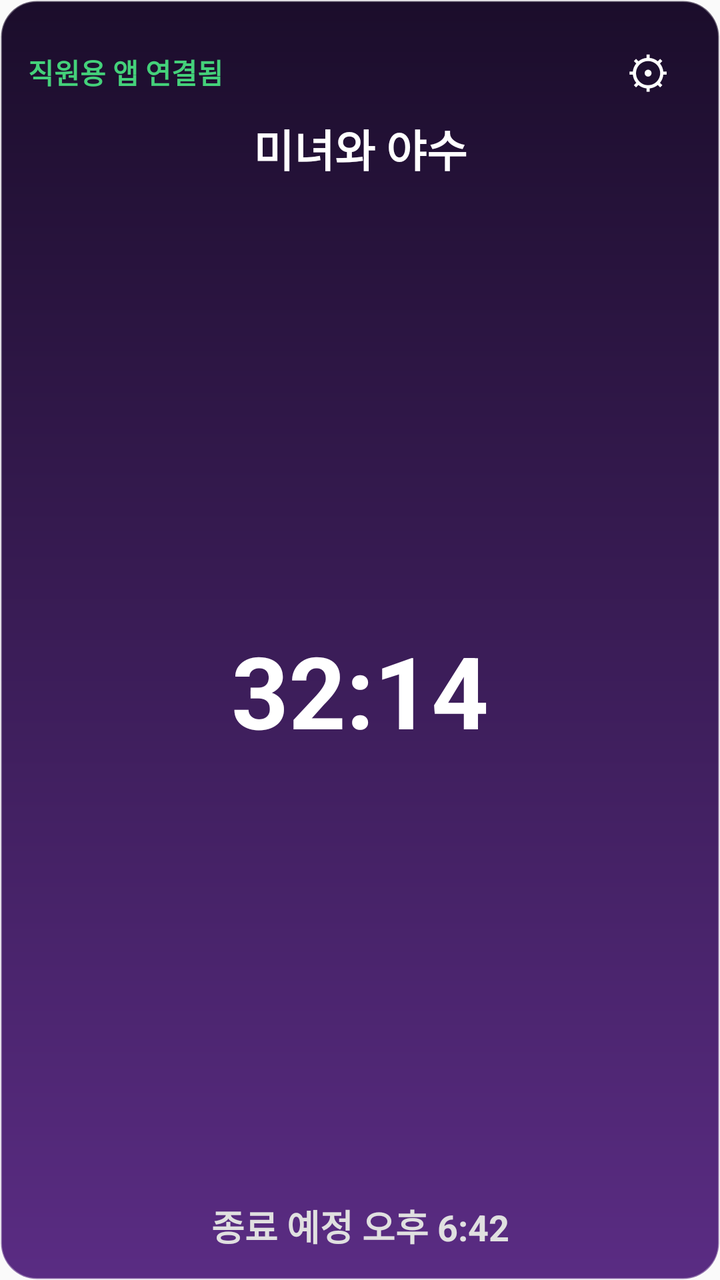
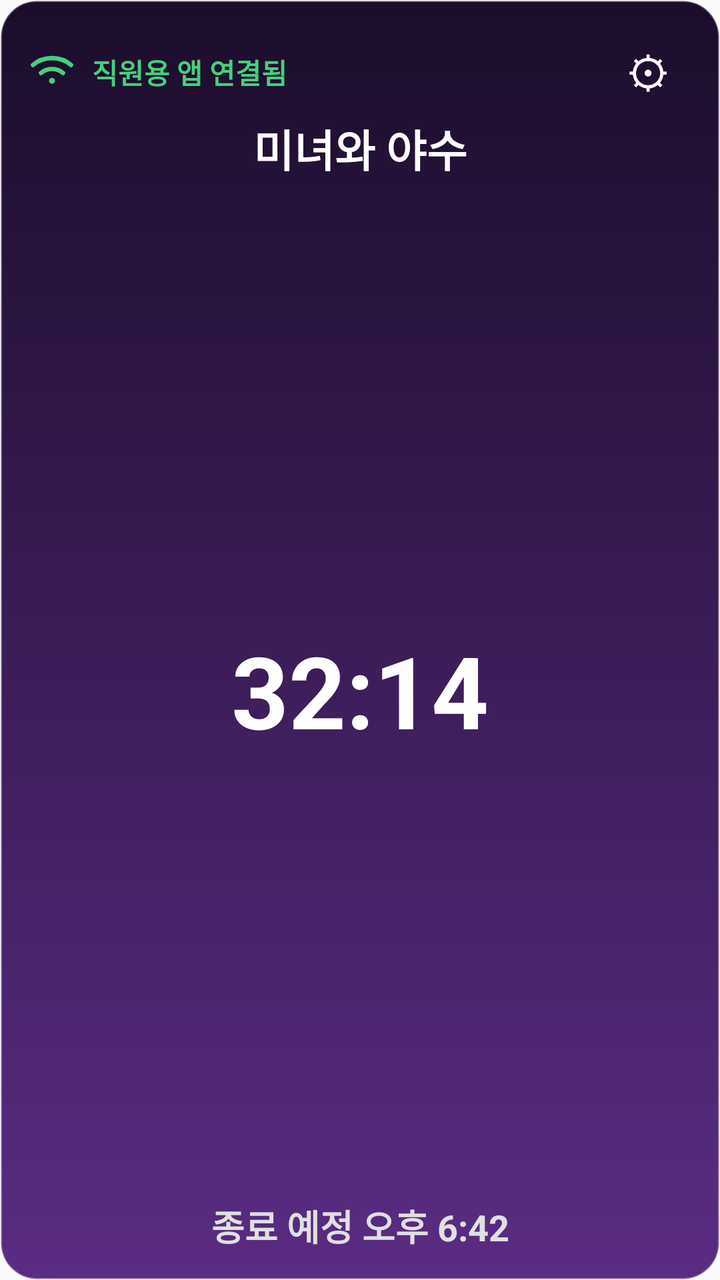

Compare the two renders of this Android layout. The source of the first and the diff that turns it into the second are given below.
<!-- AndroidManifest.xml: application theme Theme.EscapeRoomTimer -->
<!-- res/layout/widget_display_room.xml -->
<?xml version="1.0" encoding="utf-8"?>
<LinearLayout xmlns:android="http://schemas.android.com/apk/res/android"
    android:id="@+id/display_widget_root"
    android:layout_width="match_parent"
    android:layout_height="match_parent"
    android:background="@drawable/widget_bg_purple_100"
    android:orientation="vertical"
    android:padding="14dp">

    <LinearLayout
        android:layout_width="match_parent"
        android:layout_height="wrap_content"
        android:gravity="center_vertical"
        android:orientation="horizontal">
        <TextView
            android:id="@+id/display_widget_connection"
            android:layout_width="0dp"
            android:layout_height="wrap_content"
            android:layout_weight="1"
            android:text="직원용 앱 연결됨"
            android:textColor="#44D17A"
            android:textSize="14sp"
            android:textStyle="bold" />
        <TextView
            android:id="@+id/display_widget_settings"
            android:layout_width="44dp"
            android:layout_height="44dp"
            android:gravity="center"
            android:text="⚙"
            android:textColor="#FFFFFF"
            android:textSize="22sp" />
    </LinearLayout>

    <LinearLayout
        android:id="@+id/display_widget_content"
        android:layout_width="match_parent"
        android:layout_height="0dp"
        android:layout_weight="1"
        android:gravity="center_horizontal"
        android:orientation="vertical">

        <TextView
            android:id="@+id/display_widget_room_name"
            android:layout_width="match_parent"
            android:layout_height="wrap_content"
            android:ellipsize="end"
            android:gravity="center"
            android:maxLines="1"
            android:text="미녀와 야수"
            android:textColor="#FFFFFF"
            android:textSize="22sp"
            android:textStyle="bold" />

        <TextView
            android:id="@+id/display_widget_time"
            android:layout_width="match_parent"
            android:layout_height="0dp"
            android:layout_weight="1"
            android:gravity="center"
            android:text="32:14"
            android:textColor="#FFFFFF"
            android:textSize="50sp"
            android:textStyle="bold" />

        <TextView
            android:id="@+id/display_widget_end"
            android:layout_width="match_parent"
            android:layout_height="wrap_content"
            android:gravity="center"
            android:text="종료 예정 오후 6:42"
            android:textColor="#E0E0E0"
            android:textSize="18sp"
            android:textStyle="bold" />
    </LinearLayout>
</LinearLayout>
<!-- resources referenced by this layout -->
<resources>
  <!-- drawable widget_bg_purple_100 (drawable) -->
  <?xml version="1.0" encoding="utf-8"?>
  <shape xmlns:android="http://schemas.android.com/apk/res/android" android:shape="rectangle">
      <gradient android:angle="270" android:startColor="#FF1B0D2B" android:endColor="#FF5A2C83" />
      <corners android:radius="18dp" />
      <stroke android:width="1dp" android:color="#55FFFFFF" />
  </shape>
  <style name="Theme.EscapeRoomTimer" parent="android:Theme.Material.Light.NoActionBar" />
</resources>

<!-- the commit's change to res/layout/widget_display_room.xml (unified diff, before → after) -->
@@ -12,6 +12,14 @@
         android:layout_height="wrap_content"
         android:gravity="center_vertical"
         android:orientation="horizontal">
+        <ImageView
+            android:id="@+id/display_widget_connection_icon"
+            android:layout_width="24dp"
+            android:layout_height="24dp"
+            android:layout_marginEnd="8dp"
+            android:contentDescription="연결 상태"
+            android:src="@drawable/ic_widget_wifi_connected" />
+
         <TextView
             android:id="@+id/display_widget_connection"
             android:layout_width="0dp"
<!-- resource entries referenced after the edit -->
@@ -1,5 +1,28 @@
 <!-- resources referenced by this layout -->
 <resources>
+  <!-- drawable ic_widget_wifi_connected (drawable) -->
+  <?xml version="1.0" encoding="utf-8"?>
+  <vector xmlns:android="http://schemas.android.com/apk/res/android"
+      android:width="24dp"
+      android:height="24dp"
+      android:viewportWidth="24"
+      android:viewportHeight="24">
+      <path
+          android:fillColor="@android:color/transparent"
+          android:pathData="M2.5,8.5C7.7,3.9 16.3,3.9 21.5,8.5"
+          android:strokeColor="#44D17A"
+          android:strokeLineCap="round"
+          android:strokeWidth="2.2" />
+      <path
+          android:fillColor="@android:color/transparent"
+          android:pathData="M6.5,12.5C9.6,9.8 14.4,9.8 17.5,12.5"
+          android:strokeColor="#44D17A"
+          android:strokeLineCap="round"
+          android:strokeWidth="2.2" />
+      <path
+          android:fillColor="#44D17A"
+          android:pathData="M12,16.4m-1.5,0a1.5,1.5 0,1 0,3 0a1.5,1.5 0,1 0,-3 0" />
+  </vector>
   <!-- drawable widget_bg_purple_100 (drawable) -->
   <?xml version="1.0" encoding="utf-8"?>
   <shape xmlns:android="http://schemas.android.com/apk/res/android" android:shape="rectangle">
